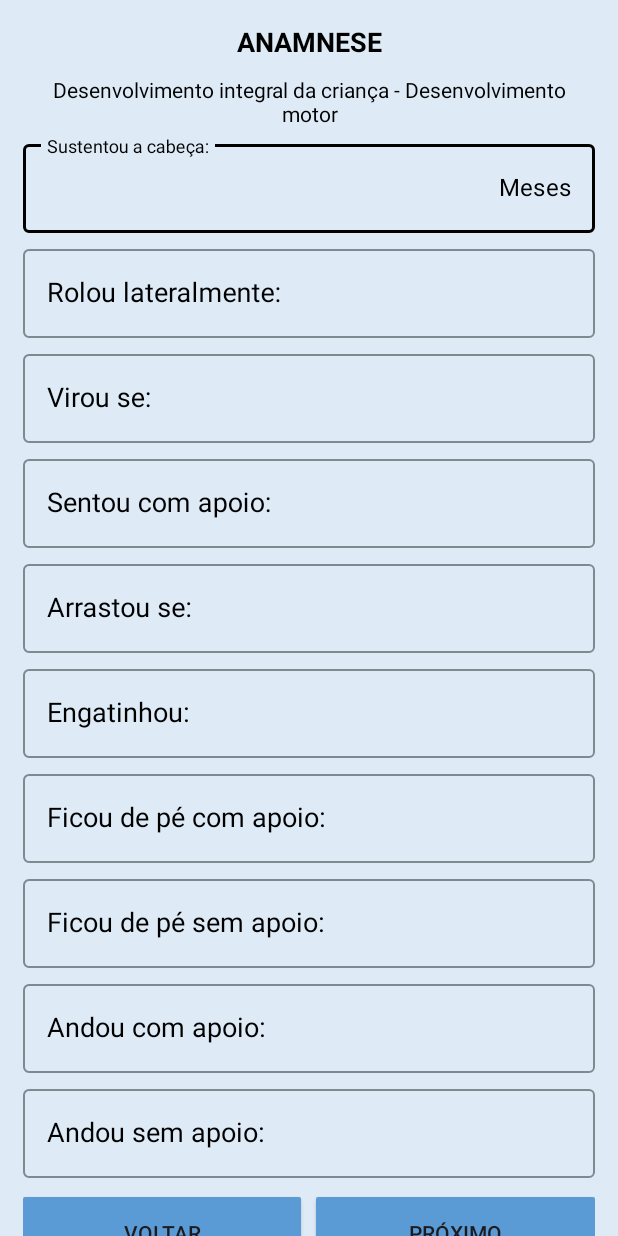
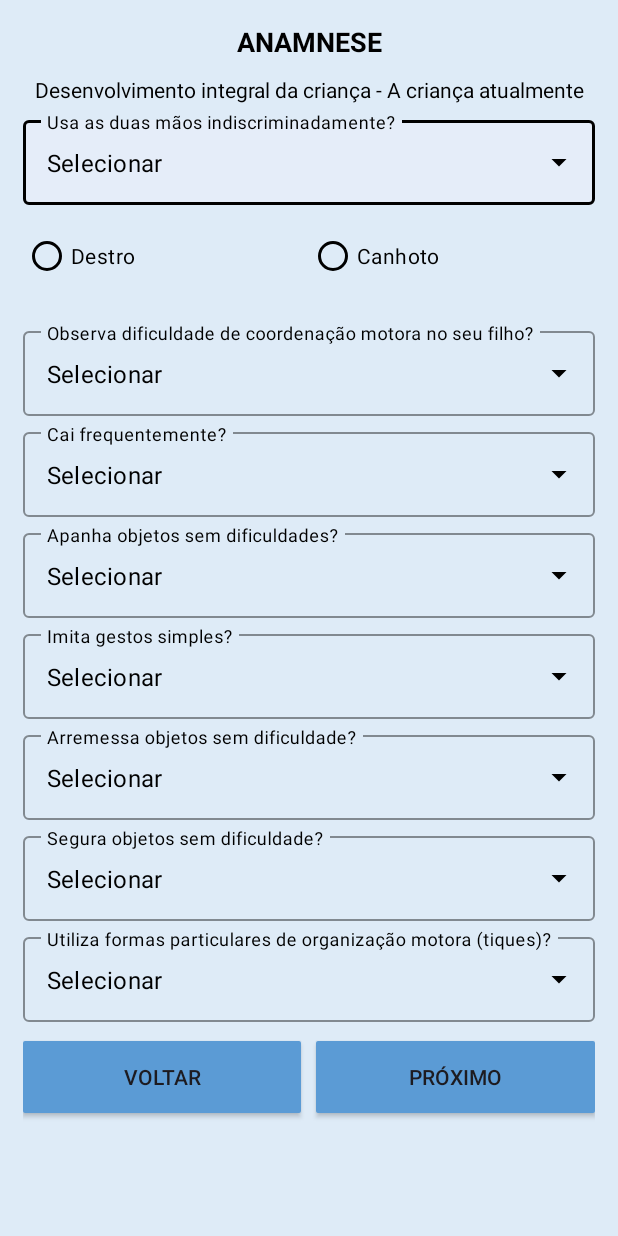
Before and after one commit to Alberinando/teadapta_1.0, an Android app: the anamneseDesenvolvimento screen opened directly, with no data from a screen before it, after a tap on "PRÓXIMO", on a phone screen of 412 x 824 dp. Run offline under Robolectric (Android 15) with nearby library versions, the phone set to English and light mode, and no system bars; 1 other tap on this screen came first.

Commit message:
Tela Anamnese - A Criança atualmente

```diff
--- a/app/src/main/AndroidManifest.xml
+++ b/app/src/main/AndroidManifest.xml
@@ -12,6 +12,9 @@
         android:supportsRtl="true"
         android:theme="@style/Theme.TEADAPTA"
         tools:targetApi="31">
+        <activity
+            android:name=".anamneseDesenvolvimentoCrianca"
+            android:exported="false" />
         <activity
             android:name=".anamneseDesenvolvimento"
             android:exported="false" />
--- a/app/src/main/java/com/example/teadapta/anamneseDesenvolvimento.java
+++ b/app/src/main/java/com/example/teadapta/anamneseDesenvolvimento.java
@@ -2,9 +2,11 @@ package com.example.teadapta;
 
 import androidx.appcompat.app.AppCompatActivity;
 
+import android.content.Intent;
 import android.os.Bundle;
 import android.text.Editable;
 import android.text.TextWatcher;
+import android.view.View;
 import android.widget.EditText;
 
 import com.google.android.material.textfield.TextInputEditText;
@@ -16,4 +18,13 @@ public class anamneseDesenvolvimento extends AppCompatActivity {
         super.onCreate(savedInstanceState);
         setContentView(R.layout.activity_anamnese_desenvolvimento);
     }
+    public void Back (View view){
+        Intent intent = new Intent(anamneseDesenvolvimento.this, com.example.teadapta.anamnesePais.class);
+        startActivity(intent);
+    }
+
+    public void submit (View view){
+        Intent intent = new Intent(anamneseDesenvolvimento.this, com.example.teadapta.anamneseDesenvolvimentoCrianca.class);
+        startActivity(intent);
+    }
 }
--- /dev/null
+++ b/app/src/main/java/com/example/teadapta/anamneseDesenvolvimentoCrianca.java
@@ -0,0 +1,34 @@
+package com.example.teadapta;
+
+import androidx.appcompat.app.AppCompatActivity;
+
+import android.content.Intent;
+import android.content.res.ColorStateList;
+import android.graphics.Color;
+import android.os.Bundle;
+import android.view.View;
+import android.widget.RadioButton;
+
+public class anamneseDesenvolvimentoCrianca extends AppCompatActivity {
+
+    @Override
+    protected void onCreate(Bundle savedInstanceState) {
+        super.onCreate(savedInstanceState);
+        setContentView(R.layout.activity_anamnese_desenvolvimento_crianca);
+        RadioButton radioDestro = findViewById(R.id.radioDestro);
+        RadioButton radioCanhoto = findViewById(R.id.radioCanhoto);
+
+        radioDestro.setButtonTintList(ColorStateList.valueOf(Color.parseColor("#000000")));
+        radioCanhoto.setButtonTintList(ColorStateList.valueOf(Color.parseColor("#000000")));
+
+    }
+    public void Back (View view){
+        Intent intent = new Intent(anamneseDesenvolvimentoCrianca.this, com.example.teadapta.anamneseDesenvolvimento.class);
+        startActivity(intent);
+    }
+
+    public void submit (View view){
+        Intent intent = new Intent(anamneseDesenvolvimentoCrianca.this, com.example.teadapta.anamneseDesenvolvimentoCrianca.class);
+        startActivity(intent);
+    }
+}
--- /dev/null
+++ b/app/src/main/res/layout/activity_anamnese_desenvolvimento_crianca.xml
@@ -0,0 +1,380 @@
+<?xml version="1.0" encoding="utf-8"?>
+<ScrollView xmlns:android="http://schemas.android.com/apk/res/android"
+    xmlns:tools="http://schemas.android.com/tools"
+    android:layout_width="match_parent"
+    android:layout_height="match_parent"
+    xmlns:app="http://schemas.android.com/apk/res-auto"
+    android:background="#deebf7"
+    tools:context=".anamnese"
+    tools:ignore="SpeakableTextPresentCheck">
+
+    <LinearLayout
+        android:layout_width="match_parent"
+        android:layout_height="wrap_content"
+        android:background="#deebf7"
+        android:orientation="vertical"
+        android:paddingLeft="15dp"
+        android:paddingRight="15dp">
+
+        <TextView
+            android:id="@+id/anamnese"
+            android:layout_width="match_parent"
+            android:layout_height="wrap_content"
+            android:layout_marginTop="15dp"
+            android:layout_marginBottom="10dp"
+            android:text="@string/anamnese"
+            android:textColor="#000000"
+            android:textColorHint="@color/black"
+            android:textAlignment="center"
+            android:textSize="18sp"
+            android:textStyle="bold" />
+
+        <TextView
+            android:id="@+id/pais"
+            android:layout_width="match_parent"
+            android:layout_height="wrap_content"
+            android:text="@string/desenvolvimento_integral_da_crian_a_a_crian_a_atualmente"
+            android:textColor="#000000"
+            android:textAlignment="center" />
+
+        <com.google.android.material.textfield.TextInputLayout
+            android:id="@+id/InputLayout"
+            style="@style/Widget.MaterialComponents.TextInputLayout.OutlinedBox.ExposedDropdownMenu"
+            android:layout_width="match_parent"
+            android:layout_height="wrap_content"
+            android:layout_marginTop="5dp"
+            android:hint="@string/usa_as_duas_m_os_indiscriminadamente"
+            android:textColor="#000000"
+            android:textColorHint="#000000"
+            app:boxStrokeColor="@color/black"
+            app:endIconTint="@color/black"
+            app:hintTextColor="@color/black"
+            app:layout_constraintTop_toBottomOf="@+id/editTextNome"
+            app:startIconTint="@color/black">
+
+            <AutoCompleteTextView
+                android:id="@+id/escolha"
+                android:layout_width="match_parent"
+                android:layout_height="match_parent"
+                android:layout_weight="1"
+                android:imeOptions="actionNext"
+                android:inputType="none"
+                android:text="@string/selecionar"
+                android:textColor="#000000"
+                android:textColorHighlight="@color/black"
+                android:textColorHint="@color/azul"
+                android:textColorLink="@color/black"
+                android:textCursorDrawable="@color/azul"
+                app:layout_constraintTop_toBottomOf="@+id/InputLayout"
+                tools:ignore="LabelFor,VisualLintTextFieldSize" />
+
+            <LinearLayout
+                android:layout_width="match_parent"
+                android:layout_height="wrap_content"
+                android:orientation="horizontal"
+                tools:ignore="UselessParent">
+
+                <RadioGroup
+                    android:id="@+id/radioGroup"
+                    android:layout_width="match_parent"
+                    android:layout_height="wrap_content"
+                    android:orientation="horizontal">
+
+                    <RadioButton
+                        android:id="@+id/radioDestro"
+                        android:layout_width="0dp"
+                        android:layout_height="wrap_content"
+                        android:layout_marginTop="10dp"
+                        android:layout_marginRight="10dp"
+                        android:layout_marginBottom="15dp"
+                        android:layout_weight="1"
+                        android:backgroundTint="#000000"
+                        android:text="@string/destro"
+                        android:textColor="@color/black"
+                        android:textColorHighlight="@color/black"
+                        android:textColorHint="@color/black"
+                        android:textColorLink="@color/black"
+                        tools:ignore="VisualLintButtonSize" />
+
+                    <RadioButton
+                        android:id="@+id/radioCanhoto"
+                        android:layout_width="0dp"
+                        android:layout_height="wrap_content"
+                        android:layout_marginTop="10dp"
+                        android:layout_marginRight="10dp"
+                        android:layout_marginBottom="15dp"
+                        android:layout_weight="1"
+                        android:backgroundTint="#000000"
+                        android:text="@string/canhoto"
+                        android:textColor="@color/black"
+                        android:textColorHighlight="@color/black"
+                        android:textColorHint="@color/black"
+                        android:textColorLink="@color/black"
+                        tools:ignore="VisualLintButtonSize" />
+                </RadioGroup>
+
+            </LinearLayout>
+
+        </com.google.android.material.textfield.TextInputLayout>
+
+        <com.google.android.material.textfield.TextInputLayout
+            android:id="@+id/InputLayout2"
+            style="@style/Widget.MaterialComponents.TextInputLayout.OutlinedBox.ExposedDropdownMenu"
+            android:layout_width="match_parent"
+            android:layout_height="wrap_content"
+            android:layout_marginTop="5dp"
+            android:hint="@string/observa_dificuldade_de_coordena_o_motora_no_seu_filho"
+            android:textColor="#000000"
+            android:textColorHint="#000000"
+            app:boxStrokeColor="@color/black"
+            app:endIconTint="@color/black"
+            app:hintTextColor="@color/black"
+            app:layout_constraintTop_toBottomOf="@+id/editTextNome"
+            app:startIconTint="@color/black">
+
+        <AutoCompleteTextView
+            android:id="@+id/escolha2"
+            android:layout_width="match_parent"
+            android:layout_height="match_parent"
+            android:layout_weight="1"
+            android:imeOptions="actionNext"
+            android:inputType="none"
+            android:text="@string/selecionar"
+            android:textColor="#000000"
+            android:textColorHighlight="@color/black"
+            android:textColorHint="@color/azul"
+            android:textColorLink="@color/black"
+            android:textCursorDrawable="@color/azul"
+            app:layout_constraintTop_toBottomOf="@+id/InputLayout"
+            tools:ignore="LabelFor,VisualLintTextFieldSize,TouchTargetSizeCheck" />
+        </com.google.android.material.textfield.TextInputLayout>
+
+        <com.google.android.material.textfield.TextInputLayout
+            android:id="@+id/InputLayout3"
+            style="@style/Widget.MaterialComponents.TextInputLayout.OutlinedBox.ExposedDropdownMenu"
+            android:layout_width="match_parent"
+            android:layout_height="wrap_content"
+            android:layout_marginTop="5dp"
+            android:hint="@string/cai_frequentemente"
+            android:textColor="#000000"
+            android:textColorHint="#000000"
+            app:boxStrokeColor="@color/black"
+            app:endIconTint="@color/black"
+            app:hintTextColor="@color/black"
+            app:layout_constraintTop_toBottomOf="@+id/editTextNome"
+            app:startIconTint="@color/black">
+
+            <AutoCompleteTextView
+                android:id="@+id/escolha3"
+                android:layout_width="match_parent"
+                android:layout_height="match_parent"
+                android:layout_weight="1"
+                android:imeOptions="actionNext"
+                android:inputType="none"
+                android:text="@string/selecionar"
+                android:textColor="#000000"
+                android:textColorHighlight="@color/black"
+                android:textColorHint="@color/azul"
+                android:textColorLink="@color/black"
+                android:textCursorDrawable="@color/azul"
+                app:layout_constraintTop_toBottomOf="@+id/InputLayout"
+                tools:ignore="LabelFor,VisualLintTextFieldSize,TouchTargetSizeCheck" />
+        </com.google.android.material.textfield.TextInputLayout>
+
+        <com.google.android.material.textfield.TextInputLayout
+            android:id="@+id/InputLayout4"
+            style="@style/Widget.MaterialComponents.TextInputLayout.OutlinedBox.ExposedDropdownMenu"
+            android:layout_width="match_parent"
+            android:layout_height="wrap_content"
+            android:layout_marginTop="5dp"
+            android:hint="@string/apanha_objetos_sem_dificuldades"
+            android:textColor="#000000"
+            android:textColorHint="#000000"
+            app:boxStrokeColor="@color/black"
+            app:endIconTint="@color/black"
+            app:hintTextColor="@color/black"
+            app:layout_constraintTop_toBottomOf="@+id/editTextNome"
+            app:startIconTint="@color/black">
+
+            <AutoCompleteTextView
+                android:id="@+id/escolha4"
+                android:layout_width="match_parent"
+                android:layout_height="match_parent"
+                android:layout_weight="1"
+                android:imeOptions="actionNext"
+                android:inputType="none"
+                android:text="@string/selecionar"
+                android:textColor="#000000"
+                android:textColorHighlight="@color/black"
+                android:textColorHint="@color/azul"
+                android:textColorLink="@color/black"
+                android:textCursorDrawable="@color/azul"
+                app:layout_constraintTop_toBottomOf="@+id/InputLayout"
+                tools:ignore="LabelFor,VisualLintTextFieldSize,TouchTargetSizeCheck" />
+        </com.google.android.material.textfield.TextInputLayout>
+
+        <com.google.android.material.textfield.TextInputLayout
+            android:id="@+id/InputLayout5"
+            style="@style/Widget.MaterialComponents.TextInputLayout.OutlinedBox.ExposedDropdownMenu"
+            android:layout_width="match_parent"
+            android:layout_height="wrap_content"
+            android:layout_marginTop="5dp"
+            android:hint="@string/imita_gestos_simples"
+            android:textColor="#000000"
+            android:textColorHint="#000000"
+            app:boxStrokeColor="@color/black"
+            app:endIconTint="@color/black"
+            app:hintTextColor="@color/black"
+            app:layout_constraintTop_toBottomOf="@+id/editTextNome"
+            app:startIconTint="@color/black">
+
+            <AutoCompleteTextView
+                android:id="@+id/escolha5"
+                android:layout_width="match_parent"
+                android:layout_height="match_parent"
+                android:layout_weight="1"
+                android:imeOptions="actionNext"
+                android:inputType="none"
+                android:text="@string/selecionar"
+                android:textColor="#000000"
+                android:textColorHighlight="@color/black"
+                android:textColorHint="@color/azul"
+                android:textColorLink="@color/black"
+                android:textCursorDrawable="@color/azul"
+                app:layout_constraintTop_toBottomOf="@+id/InputLayout"
+                tools:ignore="LabelFor,VisualLintTextFieldSize,TouchTargetSizeCheck" />
+        </com.google.android.material.textfield.TextInputLayout>
+
+        <com.google.android.material.textfield.TextInputLayout
+            android:id="@+id/InputLayout6"
+            style="@style/Widget.MaterialComponents.TextInputLayout.OutlinedBox.ExposedDropdownMenu"
+            android:layout_width="match_parent"
+            android:layout_height="wrap_content"
+            android:layout_marginTop="5dp"
+            android:hint="@string/arremessa_objetos_sem_dificuldade"
+            android:textColor="#000000"
+            android:textColorHint="#000000"
+            app:boxStrokeColor="@color/black"
+            app:endIconTint="@color/black"
+            app:hintTextColor="@color/black"
+            app:layout_constraintTop_toBottomOf="@+id/editTextNome"
+            app:startIconTint="@color/black">
+
+            <AutoCompleteTextView
+                android:id="@+id/escolha6"
+                android:layout_width="match_parent"
+                android:layout_height="match_parent"
+                android:layout_weight="1"
+                android:imeOptions="actionNext"
+                android:inputType="none"
+                android:text="@string/selecionar"
+                android:textColor="#000000"
+                android:textColorHighlight="@color/black"
+                android:textColorHint="@color/azul"
+                android:textColorLink="@color/black"
+                android:textCursorDrawable="@color/azul"
+                app:layout_constraintTop_toBottomOf="@+id/InputLayout"
+                tools:ignore="LabelFor,VisualLintTextFieldSize,TouchTargetSizeCheck" />
+        </com.google.android.material.textfield.TextInputLayout>
+
+        <com.google.android.material.textfield.TextInputLayout
+            android:id="@+id/InputLayout7"
+            style="@style/Widget.MaterialComponents.TextInputLayout.OutlinedBox.ExposedDropdownMenu"
+            android:layout_width="match_parent"
+            android:layout_height="wrap_content"
+            android:layout_marginTop="5dp"
+            android:hint="@string/segura_objetos_sem_dificuldade"
+            android:textColor="#000000"
+            android:textColorHint="#000000"
+            app:boxStrokeColor="@color/black"
+            app:endIconTint="@color/black"
+            app:hintTextColor="@color/black"
+            app:layout_constraintTop_toBottomOf="@+id/editTextNome"
+            app:startIconTint="@color/black">
+
+            <AutoCompleteTextView
+                android:id="@+id/escolha7"
+                android:layout_width="match_parent"
+                android:layout_height="match_parent"
+                android:layout_weight="1"
+                android:imeOptions="actionNext"
+                android:inputType="none"
+                android:text="@string/selecionar"
+                android:textColor="#000000"
+                android:textColorHighlight="@color/black"
+                android:textColorHint="@color/azul"
+                android:textColorLink="@color/black"
+                android:textCursorDrawable="@color/azul"
+                app:layout_constraintTop_toBottomOf="@+id/InputLayout"
+                tools:ignore="LabelFor,VisualLintTextFieldSize,TouchTargetSizeCheck" />
+        </com.google.android.material.textfield.TextInputLayout>
+
+        <com.google.android.material.textfield.TextInputLayout
+            android:id="@+id/InputLayout8"
+            style="@style/Widget.MaterialComponents.TextInputLayout.OutlinedBox.ExposedDropdownMenu"
+            android:layout_width="match_parent"
+            android:layout_height="wrap_content"
+            android:layout_marginTop="5dp"
+            android:hint="@string/utiliza_formas_particulares_de_organiza_o_motora_tiques"
+            android:textColor="#000000"
+            android:textColorHint="#000000"
+            app:boxStrokeColor="@color/black"
+            app:endIconTint="@color/black"
+            app:hintTextColor="@color/black"
+            app:layout_constraintTop_toBottomOf="@+id/editTextNome"
+            app:startIconTint="@color/black">
+
+            <AutoCompleteTextView
+                android:id="@+id/escolha8"
+                android:layout_width="match_parent"
+                android:layout_height="match_parent"
+                android:layout_weight="1"
+                android:imeOptions="actionNext"
+                android:inputType="none"
+                android:text="@string/selecionar"
+                android:textColor="#000000"
+                android:textColorHighlight="@color/black"
+                android:textColorHint="@color/azul"
+                android:textColorLink="@color/black"
+                android:textCursorDrawable="@color/azul"
+                app:layout_constraintTop_toBottomOf="@+id/InputLayout"
+                tools:ignore="LabelFor,VisualLintTextFieldSize,TouchTargetSizeCheck" />
+        </com.google.android.material.textfield.TextInputLayout>
+
+        <LinearLayout
+            android:layout_width="match_parent"
+            android:layout_height="wrap_content"
+            android:layout_marginTop="5dp"
+            android:gravity="center"
+            android:orientation="horizontal">
+
+            <androidx.appcompat.widget.AppCompatButton
+                android:id="@+id/voltar"
+                android:layout_width="0dp"
+                android:layout_height="wrap_content"
+                android:layout_marginTop="10dp"
+                android:layout_marginRight="10dp"
+                android:layout_marginBottom="15dp"
+                android:layout_weight="1"
+                android:background="@drawable/background_button"
+                android:gravity="center|center_horizontal"
+                android:onClick="Back"
+                android:text="@string/voltar"
+                tools:ignore="VisualLintButtonSize" />
+
+            <androidx.appcompat.widget.AppCompatButton
+                android:id="@+id/proximo"
+                android:layout_width="0dp"
+                android:layout_height="wrap_content"
+                android:layout_marginTop="10dp"
+                android:layout_marginBottom="15dp"
+                android:layout_weight="1"
+                android:background="@drawable/background_button"
+                android:gravity="center|center_horizontal"
+                android:onClick="submit"
+                android:text="@string/pr_ximo"
+                tools:ignore="VisualLintButtonSize" />
+
+        </LinearLayout>
+    </LinearLayout>
+</ScrollView>
--- a/app/src/main/res/values/strings.xml
+++ b/app/src/main/res/values/strings.xml
@@ -87,4 +87,15 @@
     <string name="ficou_de_pe_sem_apoio">Ficou de pé sem apoio:</string>
     <string name="andou_com_apoio">Andou com apoio:</string>
     <string name="andou_sem_apoio">Andou sem apoio:</string>
+    <string name="desenvolvimento_integral_da_crian_a_a_crian_a_atualmente">Desenvolvimento integral da criança - A criança atualmente</string>
+    <string name="usa_as_duas_m_os_indiscriminadamente">Usa as duas mãos indiscriminadamente?</string>
+    <string name="canhoto">Canhoto</string>
+    <string name="destro">Destro</string>
+    <string name="observa_dificuldade_de_coordena_o_motora_no_seu_filho">Observa dificuldade de coordenação motora no seu filho?</string>
+    <string name="cai_frequentemente">Cai frequentemente?</string>
+    <string name="apanha_objetos_sem_dificuldades">Apanha objetos sem dificuldades?</string>
+    <string name="imita_gestos_simples">Imita gestos simples?</string>
+    <string name="arremessa_objetos_sem_dificuldade">Arremessa objetos sem dificuldade?</string>
+    <string name="segura_objetos_sem_dificuldade">Segura objetos sem dificuldade?</string>
+    <string name="utiliza_formas_particulares_de_organiza_o_motora_tiques">Utiliza formas particulares de organização motora (tiques)?</string>
 </resources>
```
